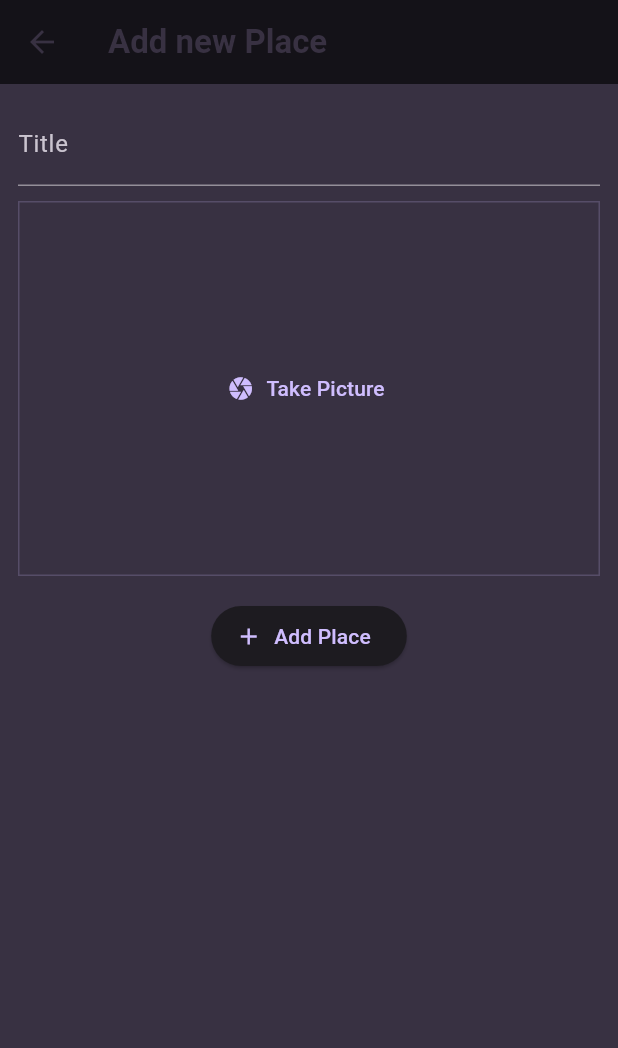
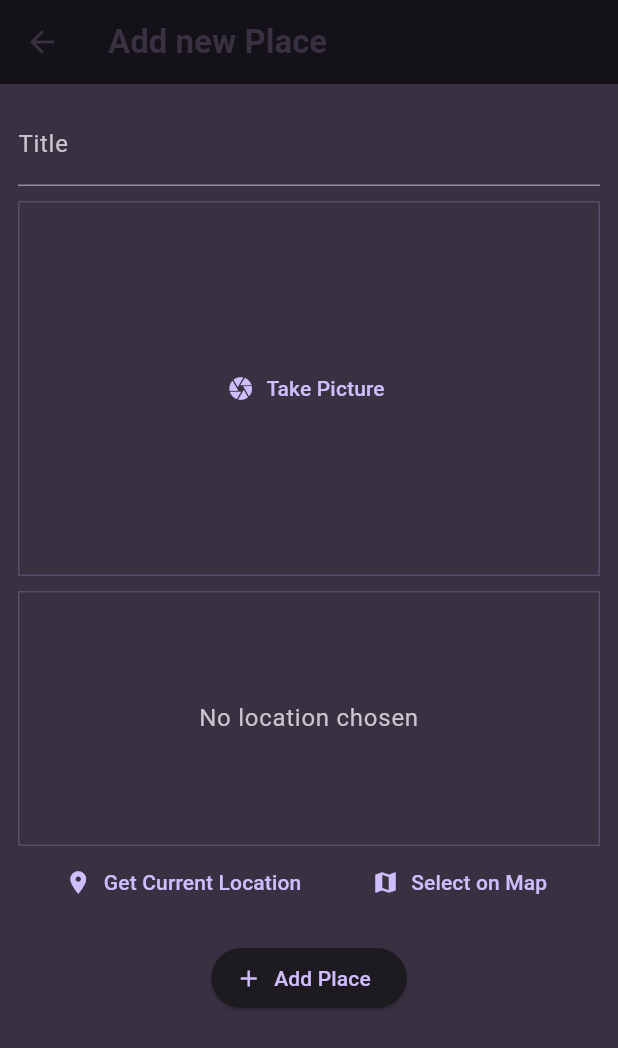
Before and after one commit to imdanishk/favourite_places_app, a Flutter app: the AddPlaceScreen screen opened directly, on a phone screen of 412 x 824 dp. Shown: the top 1048 px of the screen. Run offline on Flutter 3.47's test engine with Material 3 defaults, Android fonts, the phone set to English and light mode, and no system bars; our stand-ins replace flutter_riverpod, google_fonts, image_picker, location.

Commit message:
Fix gradle issue + setup and get user's current location

```diff
--- a/lib/screens/add_place.dart
+++ b/lib/screens/add_place.dart
@@ -4,6 +4,7 @@ import 'package:flutter/material.dart';
 import 'package:flutter_riverpod/flutter_riverpod.dart';
 import '../providers/user_places.dart';
 import '../widgets/image_input.dart';
+import '../widgets/location_input.dart';
 
 
 class AddPlaceScreen extends ConsumerStatefulWidget {
@@ -62,6 +63,8 @@ class _AddPlaceScreenState extends ConsumerState<AddPlaceScreen> {
                 _selectedImage = image;
               },
             ),
+            const SizedBox(height: 10),
+            LocationInput(),
             const SizedBox(height: 16),
             ElevatedButton.icon(
               onPressed: _savePlace,
--- /dev/null
+++ b/lib/widgets/location_input.dart
@@ -0,0 +1,100 @@
+import 'package:flutter/material.dart';
+import 'package:location/location.dart';
+
+class LocationInput extends StatefulWidget {
+  const LocationInput({super.key});
+
+  @override
+  State<LocationInput> createState() {
+    return _LocationInputState();
+  }
+}
+
+class _LocationInputState extends State<LocationInput> {
+  Location? _pickedLocation;
+  var _isGettingLocation = false;
+
+  void _getCurrentLocation() async {
+    Location location = Location();
+
+    bool serviceEnabled;
+    PermissionStatus permissionGranted;
+    LocationData locationData;
+
+    serviceEnabled = await location.serviceEnabled();
+    if (!serviceEnabled) {
+      serviceEnabled = await location.requestService();
+      if (!serviceEnabled) {
+        return;
+      }
+    }
+
+    permissionGranted = await location.hasPermission();
+    if (permissionGranted == PermissionStatus.denied) {
+      permissionGranted = await location.requestPermission();
+      if (permissionGranted != PermissionStatus.granted) {
+        return;
+      }
+    }
+
+    setState(() {
+      _isGettingLocation = true;
+    });
+
+    locationData = await location.getLocation();
+
+    setState(() {
+      _isGettingLocation = false;
+    });
+
+    print(locationData.latitude);
+    print(locationData.longitude);
+  }
+
+  @override
+  Widget build(BuildContext context) {
+    Widget previewContent = Text(
+      'No location chosen',
+      textAlign: TextAlign.center,
+      style: Theme.of(context).textTheme.bodyLarge!.copyWith(
+            color: Theme.of(context).colorScheme.onSurfaceVariant,
+          ),
+    );
+
+    if (_isGettingLocation) {
+      previewContent = const CircularProgressIndicator();
+    }
+
+    return Column(
+      children: [
+        Container(
+          height: 170,
+          width: double.infinity,
+          alignment: Alignment.center,
+          decoration: BoxDecoration(
+            border: Border.all(
+              width: 1,
+              color: Theme.of(context).colorScheme.primary.withOpacity(0.2),
+            ),
+          ),
+          child: previewContent,
+        ),
+        Row(
+          mainAxisAlignment: MainAxisAlignment.spaceEvenly,
+          children: [
+            TextButton.icon(
+              icon: const Icon(Icons.location_on),
+              label: const Text('Get Current Location'),
+              onPressed: _getCurrentLocation,
+            ),
+            TextButton.icon(
+              icon: const Icon(Icons.map),
+              label: const Text('Select on Map'),
+              onPressed: () {},
+            ),
+          ],
+        ),
+      ],
+    );
+  }
+}
--- a/pubspec.yaml
+++ b/pubspec.yaml
@@ -39,6 +39,7 @@ dependencies:
   uuid: ^4.4.0
   flutter_riverpod: ^2.5.1
   image_picker: ^1.1.2
+  location: ^6.0.2
 
 dev_dependencies:
   flutter_test:
```
Also changed, not shown: pubspec.lock, 4 other files.
